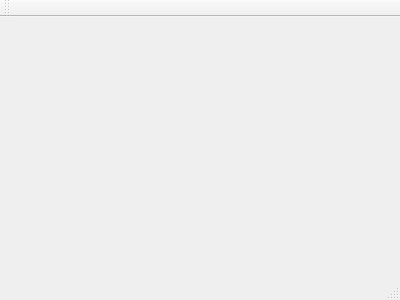
Above: GameKrestik/mainwindow.ui from GrechushkinaElena/Krestici before the change. Below: the same form after it.
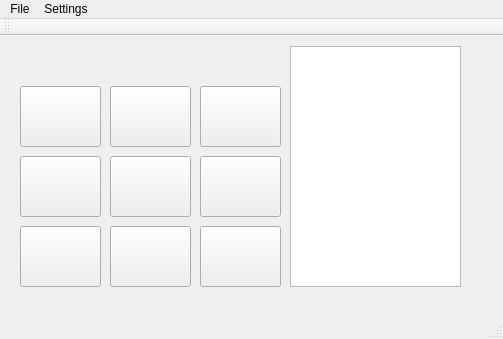
That is the form after the change.

The edit to the form file:
```diff
--- a/GameKrestik/mainwindow.ui
+++ b/GameKrestik/mainwindow.ui
@@ -1,24 +1,210 @@
 <ui version="4.0">
  <class>MainWindow</class>
- <widget class="QMainWindow" name="MainWindow" >
-  <property name="geometry" >
+ <widget class="QMainWindow" name="MainWindow">
+  <property name="geometry">
    <rect>
     <x>0</x>
     <y>0</y>
-    <width>400</width>
-    <height>300</height>
+    <width>503</width>
+    <height>339</height>
    </rect>
   </property>
   <property name="windowTitle" >
    <string>MainWindow</string>
   </property>
-  <widget class="QMenuBar" name="menuBar" />
-  <widget class="QToolBar" name="mainToolBar" />
-  <widget class="QWidget" name="centralWidget" />
-  <widget class="QStatusBar" name="statusBar" />
+  <widget class="QWidget" name="centralWidget">
+   <widget class="QPushButton" name="pushButton">
+    <property name="geometry">
+     <rect>
+      <x>20</x>
+      <y>50</y>
+      <width>81</width>
+      <height>61</height>
+     </rect>
+    </property>
+    <property name="text">
+     <string/>
+    </property>
+   </widget>
+   <widget class="QPushButton" name="pushButton_2">
+    <property name="geometry">
+     <rect>
+      <x>110</x>
+      <y>50</y>
+      <width>81</width>
+      <height>61</height>
+     </rect>
+    </property>
+    <property name="text">
+     <string/>
+    </property>
+   </widget>
+   <widget class="QPushButton" name="pushButton_3">
+    <property name="geometry">
+     <rect>
+      <x>200</x>
+      <y>50</y>
+      <width>81</width>
+      <height>61</height>
+     </rect>
+    </property>
+    <property name="text">
+     <string/>
+    </property>
+   </widget>
+   <widget class="QPushButton" name="pushButton_4">
+    <property name="geometry">
+     <rect>
+      <x>20</x>
+      <y>120</y>
+      <width>81</width>
+      <height>61</height>
+     </rect>
+    </property>
+    <property name="text">
+     <string/>
+    </property>
+   </widget>
+   <widget class="QPushButton" name="pushButton_5">
+    <property name="geometry">
+     <rect>
+      <x>110</x>
+      <y>120</y>
+      <width>81</width>
+      <height>61</height>
+     </rect>
+    </property>
+    <property name="text">
+     <string/>
+    </property>
+   </widget>
+   <widget class="QPushButton" name="pushButton_6">
+    <property name="geometry">
+     <rect>
+      <x>200</x>
+      <y>120</y>
+      <width>81</width>
+      <height>61</height>
+     </rect>
+    </property>
+    <property name="text">
+     <string/>
+    </property>
+   </widget>
+   <widget class="QPushButton" name="pushButton_7">
+    <property name="geometry">
+     <rect>
+      <x>20</x>
+      <y>190</y>
+      <width>81</width>
+      <height>61</height>
+     </rect>
+    </property>
+    <property name="text">
+     <string/>
+    </property>
+   </widget>
+   <widget class="QPushButton" name="pushButton_8">
+    <property name="geometry">
+     <rect>
+      <x>110</x>
+      <y>190</y>
+      <width>81</width>
+      <height>61</height>
+     </rect>
+    </property>
+    <property name="text">
+     <string/>
+    </property>
+   </widget>
+   <widget class="QPushButton" name="pushButton_9">
+    <property name="geometry">
+     <rect>
+      <x>200</x>
+      <y>190</y>
+      <width>81</width>
+      <height>61</height>
+     </rect>
+    </property>
+    <property name="text">
+     <string/>
+    </property>
+   </widget>
+   <widget class="QTextBrowser" name="textBrowser">
+    <property name="geometry">
+     <rect>
+      <x>290</x>
+      <y>10</y>
+      <width>171</width>
+      <height>241</height>
+     </rect>
+    </property>
+   </widget>
+   <widget class="QLabel" name="label">
+    <property name="geometry">
+     <rect>
+      <x>29</x>
+      <y>20</y>
+      <width>251</width>
+      <height>16</height>
+     </rect>
+    </property>
+    <property name="text">
+     <string/>
+    </property>
+   </widget>
+  </widget>
+  <widget class="QMenuBar" name="menuBar">
+   <property name="geometry">
+    <rect>
+     <x>0</x>
+     <y>0</y>
+     <width>503</width>
+     <height>21</height>
+    </rect>
+   </property>
+   <widget class="QMenu" name="menuFile">
+    <property name="title">
+     <string>File</string>
+    </property>
+    <addaction name="actionNew_Game"/>
+    <addaction name="actionExit"/>
+   </widget>
+   <widget class="QMenu" name="menuSettings">
+    <property name="title">
+     <string>Settings</string>
+    </property>
+    <addaction name="actionShow_records"/>
+   </widget>
+   <addaction name="menuFile"/>
+   <addaction name="menuSettings"/>
+  </widget>
+  <widget class="QToolBar" name="mainToolBar">
+   <attribute name="toolBarArea">
+    <enum>TopToolBarArea</enum>
+   </attribute>
+   <attribute name="toolBarBreak">
+    <bool>false</bool>
+   </attribute>
+  </widget>
+  <widget class="QStatusBar" name="statusBar"/>
+  <action name="actionExit">
+   <property name="text">
+    <string>Exit</string>
+   </property>
+  </action>
+  <action name="actionNew_Game">
+   <property name="text">
+    <string>New Game</string>
+   </property>
+  </action>
+  <action name="actionShow_records">
+   <property name="text">
+    <string>Show records</string>
+   </property>
+  </action>
  </widget>
- <layoutDefault spacing="6" margin="11" />
- <pixmapfunction></pixmapfunction>
+ <layoutdefault spacing="6" margin="11"/>
  <resources/>
  <connections/>
 </ui>
```
Left out of the diff: 3 changed lines with no effect on the pictures.
